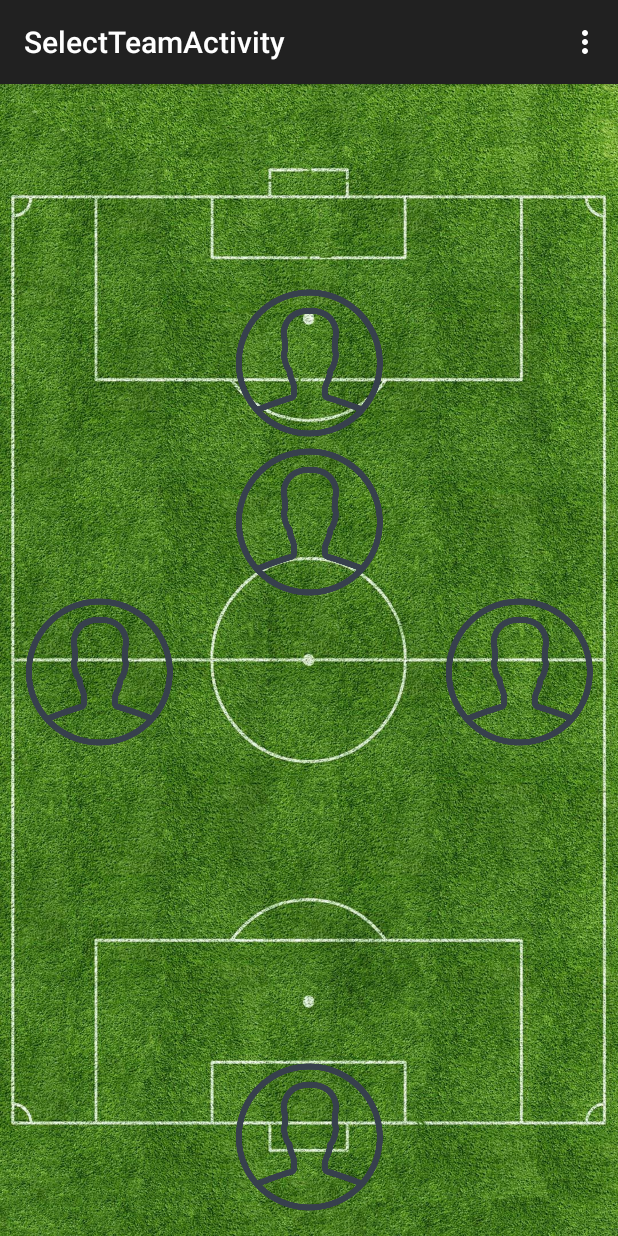
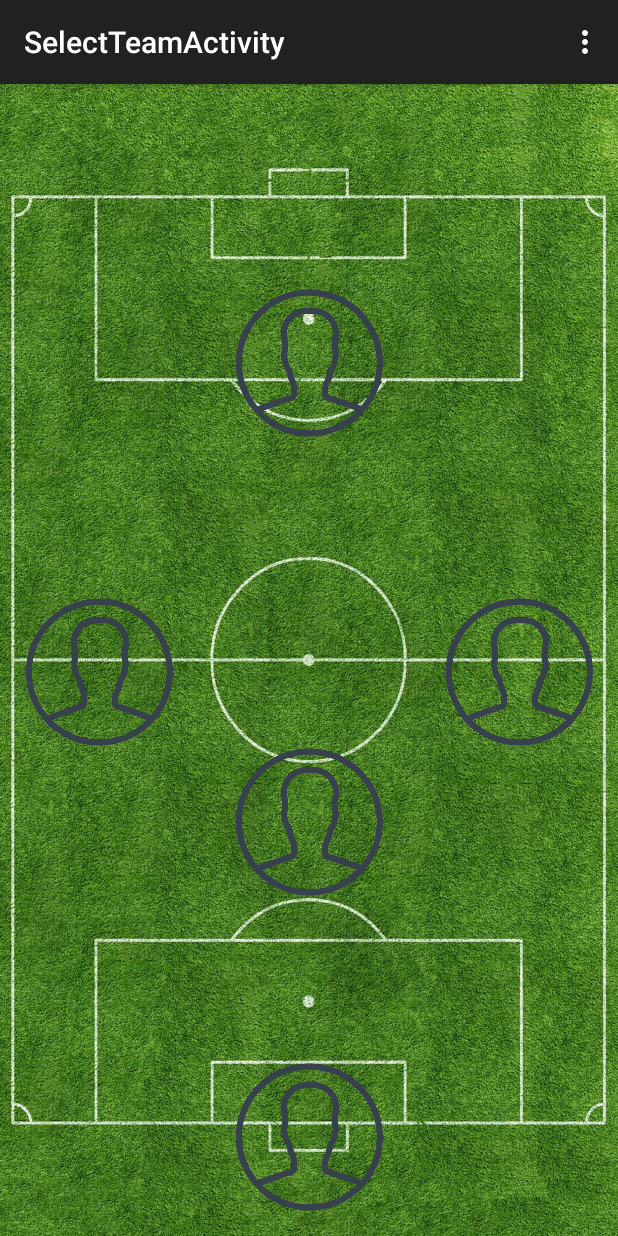
Before and after one commit to juangallo/fut5, an Android app: the SelectTeamActivity screen opened directly, with no data from a screen before it, on a phone screen of 412 x 824 dp. Run offline under Robolectric (Android 15) with nearby library versions, the light colour scheme and no system bars.

Commit message:
nueva pantalla y fixes

```diff
--- a/app/build.gradle
+++ b/app/build.gradle
@@ -35,9 +35,9 @@ dependencies {
         transitive = true
     }
     compile 'com.google.android.gms:play-services:8.1.0'
-    compile 'com.loopj.android:android-async-http:1.4.9'
+    //compile 'com.loopj.android:android-async-http:1.4.9'
     compile 'com.squareup.picasso:picasso:2.5.2'
-    compile 'org.immutables:gson:2.1.0.alpha'
+    //compile 'org.immutables:gson:2.1.0.alpha'
     compile 'com.facebook.android:facebook-android-sdk:4.6.0'
     compile 'com.android.support:design:23.1.0'
 }
--- a/app/src/main/java/com/ort/num172159_180968/fut5/Perfil.java
+++ b/app/src/main/java/com/ort/num172159_180968/fut5/Perfil.java
@@ -6,14 +6,11 @@ import android.content.Intent;
 import android.database.Cursor;
 import android.graphics.Bitmap;
 import android.graphics.BitmapFactory;
-import android.graphics.Matrix;
-import android.hardware.Camera;
 import android.net.Uri;
 import android.os.Environment;
 import android.provider.MediaStore;
 import android.support.v7.app.AppCompatActivity;
 import android.os.Bundle;
-import android.util.Log;
 import android.view.Menu;
 import android.view.MenuItem;
 import android.view.View;
@@ -21,8 +18,6 @@ import android.widget.Button;
 import android.widget.EditText;
 import android.widget.ImageView;
 
-import com.facebook.FacebookActivity;
-import com.facebook.login.LoginManager;
 import com.facebook.login.widget.ProfilePictureView;
 
 import java.io.File;
--- a/app/src/main/java/com/ort/num172159_180968/fut5/Register.java
+++ b/app/src/main/java/com/ort/num172159_180968/fut5/Register.java
@@ -17,7 +17,7 @@ import com.ort.num172159_180968.fut5.controller.api.User;
 import com.ort.num172159_180968.fut5.controller.api.UserExists;
 import com.ort.num172159_180968.fut5.controller.api.UserExistsFactory;
 import com.ort.num172159_180968.fut5.controller.api.UserFactory;
-import com.ort.num172159_180968.fut5.model.beans.AddUserResult;
+import com.ort.num172159_180968.fut5.model.beans.UserResult;
 
 import java.util.concurrent.ExecutionException;
 
@@ -73,8 +73,8 @@ public class Register extends AppCompatActivity {
                     String result = callObject.get();
                     System.out.println(result);
                     if (result.equals("false")) {
-                        Call<AddUserResult> callObjectResult = userRegister.addUser(username, password, name, lastName, email, "", null);
-                        AddUserResult user = callObjectResult.get();
+                        Call<UserResult> callObjectResult = userRegister.addUser(username, password, name, lastName, email, "", null);
+                        UserResult user = callObjectResult.get();
                         Toast toast = Toast.makeText(getApplicationContext(), "User: " + user.getUsername() + " added correctly.", Toast.LENGTH_SHORT);
                         toast.setGravity(Gravity.CENTER,0,0);
                         toast.show();
--- a/app/src/main/java/com/ort/num172159_180968/fut5/SelectTeamActivity.java
+++ b/app/src/main/java/com/ort/num172159_180968/fut5/SelectTeamActivity.java
@@ -1,9 +1,12 @@
 package com.ort.num172159_180968.fut5;
 
+import android.content.Intent;
 import android.support.v7.app.AppCompatActivity;
 import android.os.Bundle;
 import android.view.Menu;
 import android.view.MenuItem;
+import android.view.View;
+import android.widget.ImageView;
 
 public class SelectTeamActivity extends AppCompatActivity {
 
@@ -11,6 +14,15 @@ public class SelectTeamActivity extends AppCompatActivity {
     protected void onCreate(Bundle savedInstanceState) {
         super.onCreate(savedInstanceState);
         setContentView(R.layout.activity_select_team);
+        ImageView player1 = (ImageView) findViewById(R.id.player1);
+
+        player1.setOnClickListener(new View.OnClickListener() {
+            public void onClick(View v) {
+                Intent intent = new Intent(v.getContext(), UserListActivity.class);
+                startActivityForResult(intent, 0);
+            }
+
+        });
     }
 
     @Override
--- a/app/src/main/java/com/ort/num172159_180968/fut5/controller/api/Value.java
+++ b/app/src/main/java/com/ort/num172159_180968/fut5/controller/api/Value.java
@@ -4,5 +4,5 @@ package com.ort.num172159_180968.fut5.controller.api;
  * Created by JuanMartin on 23-Oct-15.
  */
 public class Value {
-    protected static final String ip = "172.20.0.125";
+    protected static final String ip = "192.168.1.105"; //"172.20.0.125";
 }
--- a/app/src/main/res/layout/activity_select_team.xml
+++ b/app/src/main/res/layout/activity_select_team.xml
@@ -11,7 +11,7 @@
     <ImageView
         android:layout_width="100dp"
         android:layout_height="100dp"
-        android:id="@+id/imageView"
+        android:id="@+id/player1"
         android:src="@drawable/unknown"
         android:layout_marginBottom="210dp"
         android:layout_alignParentBottom="true"
@@ -20,31 +20,31 @@
     <ImageView
         android:layout_width="100dp"
         android:layout_height="100dp"
-        android:id="@+id/imageView2"
+        android:id="@+id/player2"
         android:src="@drawable/unknown"
-        android:layout_above="@+id/imageView"
+        android:layout_above="@+id/player1"
         android:layout_alignParentEnd="true" />
 
     <ImageView
         android:layout_width="100dp"
         android:layout_height="100dp"
-        android:id="@+id/imageView3"
+        android:id="@+id/player3"
         android:src="@drawable/unknown"
-        android:layout_alignBottom="@+id/imageView2"
+        android:layout_alignBottom="@+id/player2"
         android:layout_alignParentStart="true" />
 
     <ImageView
         android:layout_width="100dp"
         android:layout_height="100dp"
-        android:id="@+id/imageView4"
+        android:id="@+id/player4"
         android:src="@drawable/unknown"
-        android:layout_above="@+id/imageView2"
-        android:layout_centerHorizontal="true" />
+        android:layout_below="@+id/player3"
+        android:layout_alignStart="@+id/player1" />
 
     <ImageView
         android:layout_width="100dp"
         android:layout_height="100dp"
-        android:id="@+id/imageView5"
+        android:id="@+id/player5"
         android:src="@drawable/unknown"
         android:layout_alignParentTop="true"
         android:layout_centerHorizontal="true"
--- a/app/src/main/res/layout/activity_user_list.xml
+++ b/app/src/main/res/layout/activity_user_list.xml
@@ -17,9 +17,4 @@
 
     <include layout="@layout/content_user_list" />
 
-    <android.support.design.widget.FloatingActionButton android:id="@+id/fab"
-        android:layout_width="wrap_content" android:layout_height="wrap_content"
-        android:layout_gravity="bottom|end" android:layout_margin="@dimen/fab_margin"
-        android:src="@android:drawable/ic_dialog_email" />
-
 </android.support.design.widget.CoordinatorLayout>
```
Also changed, not shown: app/src/main/java/com/ort/num172159_180968/fut5/UserListActivity.java (+91 -7 lines), app/src/main/java/com/ort/num172159_180968/fut5/controller/api/User.java (+8 -2 lines), app/src/main/java/com/ort/num172159_180968/fut5/controller/api/UserFactory.java (+17 -3 lines), app/src/main/java/com/ort/num172159_180968/fut5/model/beans/UserResult.java (renamed from app/src/main/java/com/ort/num172159_180968/fut5/model/beans/AddUserResult.java, +4 -4 lines), app/src/main/res/layout/content_user_list.xml (+10 -1 lines), app/src/main/res/layout/item_view.xml (added, +40 -0 lines), app/src/main/res/drawable/joker.jpg (added), 2 other files.
